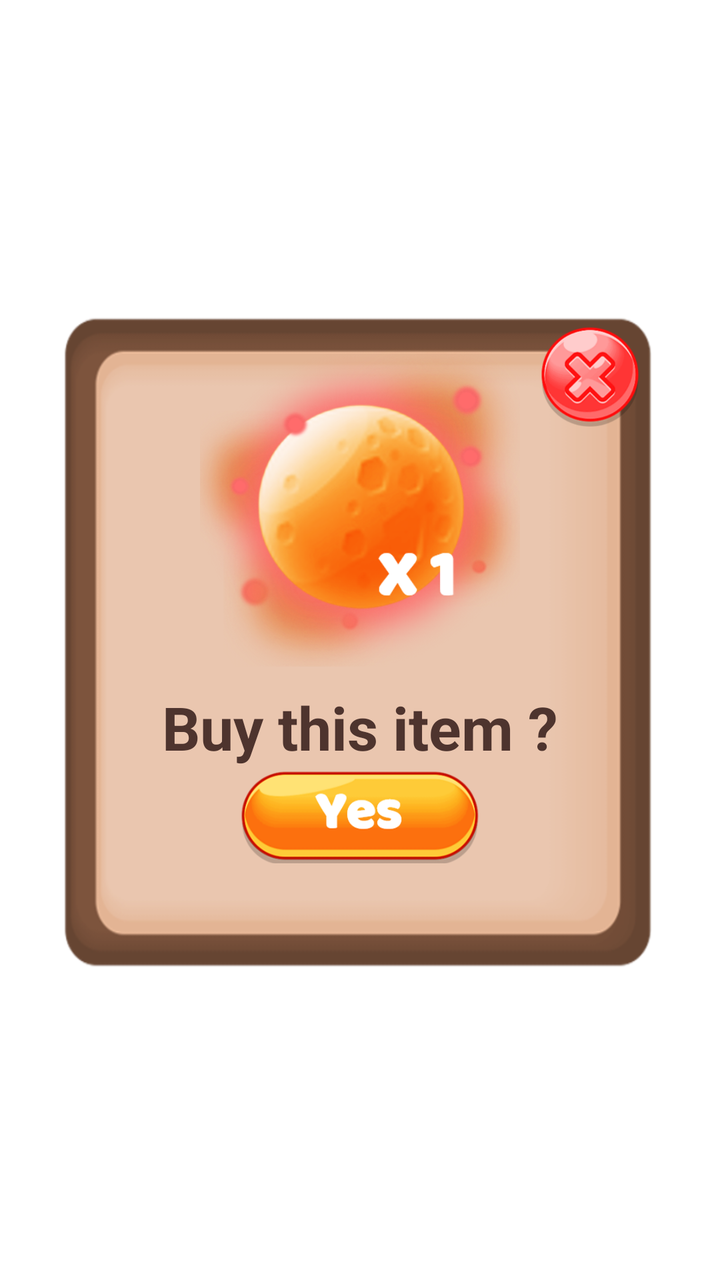
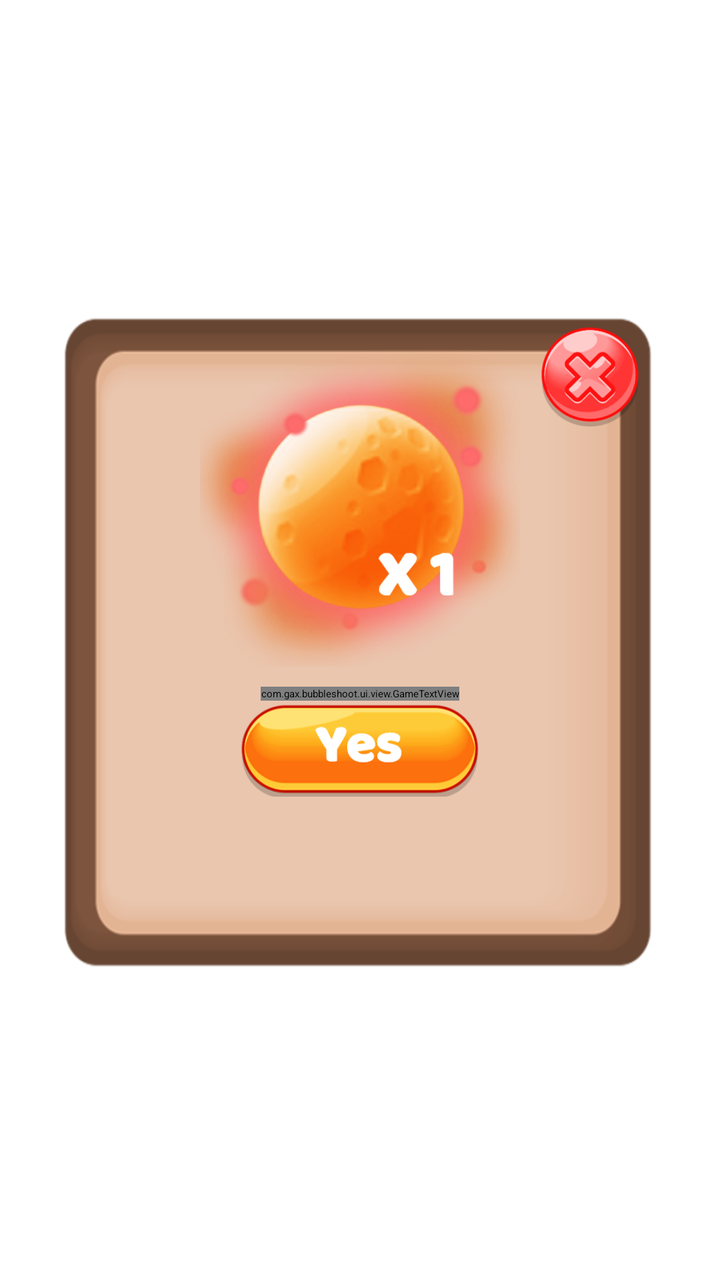

An Android layout rendered at two revisions. The XML below is the earlier revision; the diff shows what the commit changed to produce the second picture.
<!-- AndroidManifest.xml: application theme Theme.App.Starting -->
<!-- res/layout/dialog_confirm.xml -->
<?xml version="1.0" encoding="utf-8"?>
<androidx.constraintlayout.widget.ConstraintLayout
    xmlns:android="http://schemas.android.com/apk/res/android"
    xmlns:app="http://schemas.android.com/apk/res-auto"
    xmlns:tools="http://schemas.android.com/tools"
    android:layout_width="match_parent"
    android:layout_height="match_parent"
    tools:ignore="ContentDescription">

    <ImageView
        android:id="@+id/image_dialog"
        android:layout_width="@dimen/dialog_width"
        android:layout_height="0dp"
        android:background="@drawable/dialog"
        app:layout_constraintBottom_toBottomOf="parent"
        app:layout_constraintDimensionRatio="9:10"
        app:layout_constraintEnd_toEndOf="parent"
        app:layout_constraintStart_toStartOf="parent"
        app:layout_constraintTop_toTopOf="parent" />

    <ImageView
        android:id="@+id/image_product"
        android:layout_width="@dimen/btn_width"
        android:layout_height="@dimen/btn_width"
        android:layout_marginTop="@dimen/margin_20"
        android:src="@drawable/product_fireball"
        app:layout_constraintDimensionRatio="1:1"
        app:layout_constraintEnd_toEndOf="@id/image_dialog"
        app:layout_constraintStart_toStartOf="@id/image_dialog"
        app:layout_constraintTop_toTopOf="@id/image_dialog" />

    <TextView
        android:id="@+id/txt_confirm"
        android:layout_width="wrap_content"
        android:layout_height="wrap_content"
        android:layout_marginTop="@dimen/margin_10"
        app:fontFamily="@font/baloo"
        android:gravity="center"
        android:text="@string/txt_confirm"
        android:textColor="@color/brown"
        android:textSize="@dimen/txt_dialog_small_size"
        android:textStyle="bold"
        app:layout_constraintEnd_toEndOf="@id/image_dialog"
        app:layout_constraintStart_toStartOf="@id/image_dialog"
        app:layout_constraintTop_toBottomOf="@+id/image_product" />

    <ImageButton
        android:id="@+id/btn_cancel"
        android:layout_width="@dimen/btn_round_width"
        android:layout_height="@dimen/btn_round_width"
        android:layout_margin="@dimen/margin_10"
        android:background="@drawable/btn_cancel"
        app:layout_constraintEnd_toEndOf="@id/image_dialog"
        app:layout_constraintTop_toTopOf="@id/image_dialog" />

    <ImageButton
        android:id="@+id/btn_confirm"
        android:layout_width="@dimen/btn_small_width"
        android:layout_height="0dp"
        android:background="@drawable/btn_yes"
        app:layout_constraintDimensionRatio="5:2"
        app:layout_constraintEnd_toEndOf="@id/image_dialog"
        app:layout_constraintStart_toStartOf="@id/image_dialog"
        app:layout_constraintTop_toBottomOf="@id/txt_confirm" />

</androidx.constraintlayout.widget.ConstraintLayout>
<!-- resources referenced by this layout -->
<resources>
  <color name="brown">#4E342E</color>
  <dimen name="btn_round_width">50dp</dimen>
  <dimen name="btn_small_width">120dp</dimen>
  <dimen name="btn_width">160dp</dimen>
  <dimen name="dialog_width">300dp</dimen>
  <dimen name="margin_10">10dp</dimen>
  <dimen name="margin_20">20dp</dimen>
  <dimen name="txt_dialog_small_size">30sp</dimen>
  <!-- drawable btn_cancel: png bitmap (drawable, 32030 bytes) -->
  <!-- drawable btn_yes: png bitmap (drawable, 32658 bytes) -->
  <!-- drawable dialog: png bitmap (drawable, 19055 bytes) -->
  <!-- drawable product_fireball: png bitmap (drawable, 272876 bytes) -->
  <string name="txt_confirm">Buy this item ?</string>
  <style name="Theme.App.Starting" parent="Theme.SplashScreen">
          
          <item name="windowSplashScreenBackground">@color/brown</item>
          
          
          <item name="postSplashScreenTheme">@style/Theme.AnimalsPop</item>
      </style>
  <style name="Theme.AnimalsPop" parent="Theme.MaterialComponents.DayNight.NoActionBar">
          
          <item name="colorPrimary">@color/purple_500</item>
          <item name="colorPrimaryVariant">@color/purple_700</item>
          <item name="colorOnPrimary">@color/white</item>
          
          <item name="colorSecondary">@color/teal_200</item>
          <item name="colorSecondaryVariant">@color/teal_700</item>
          <item name="colorOnSecondary">@color/black</item>
          
          <item name="android:statusBarColor" tools:targetApi="l">?attr/colorPrimaryVariant</item>
          
      </style>
  <color name="purple_500">#FF6200EE</color>
  <color name="purple_700">#FF3700B3</color>
  <color name="white">#FFFFFFFF</color>
  <color name="teal_200">#FF03DAC5</color>
  <color name="teal_700">#FF018786</color>
  <color name="black">#FF000000</color>
</resources>

<!-- the commit's change to res/layout/dialog_confirm.xml (unified diff, before → after) -->
@@ -29,7 +29,7 @@
         app:layout_constraintStart_toStartOf="@id/image_dialog"
         app:layout_constraintTop_toTopOf="@id/image_dialog" />
 
-    <TextView
+    <com.gax.bubbleshoot.ui.view.GameTextView
         android:id="@+id/txt_confirm"
         android:layout_width="wrap_content"
         android:layout_height="wrap_content"
